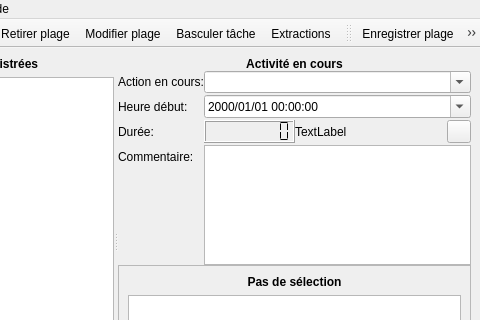
Before: the Qt Designer form src/pbregisteractivity/ui/ui_mainwindow.ui in ppoilbarbe/PBRegisterActivity, drawn with Qt 5; both pictures show x 160 to 640 and y 0 to 320 of the 640 by 456 pixel window.
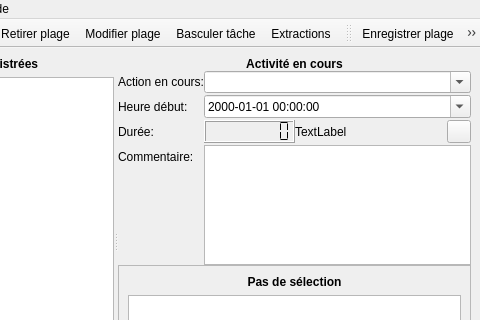
After: the same form once the commit is applied. Icons and pictures are not drawn.

The edit to the form file:
```diff
--- a/src/pbregisteractivity/ui/ui_mainwindow.ui
+++ b/src/pbregisteractivity/ui/ui_mainwindow.ui
@@ -142,7 +142,7 @@
              </sizepolicy>
             </property>
             <property name="displayFormat">
-             <string>yyyy/MM/dd HH:mm:ss</string>
+             <string>yyyy-MM-dd HH:mm:ss</string>
             </property>
             <property name="calendarPopup">
              <bool>true</bool>
```
